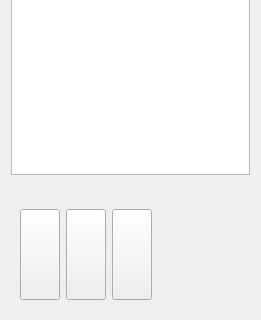
Aspor/moleculeIdentificator, file editorview.ui: the form before one commit; both pictures show x 0 to 261 and y 163 to 483 of the 261 by 483 pixel window.
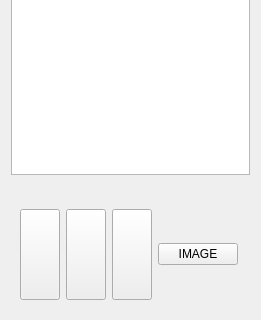
The form after the commit. Icons and pictures are not drawn.

Commit message: Added simple image recognition to generate skeleton Tweaked SMILE generation

```diff
--- a/editorview.ui
+++ b/editorview.ui
@@ -114,6 +114,13 @@
          </attribute>
         </widget>
        </item>
+       <item>
+        <widget class="QPushButton" name="buttonImage">
+         <property name="text">
+          <string>IMAGE</string>
+         </property>
+        </widget>
+       </item>
       </layout>
      </widget>
     </widget>
```
The commit also changes 14 other files.
